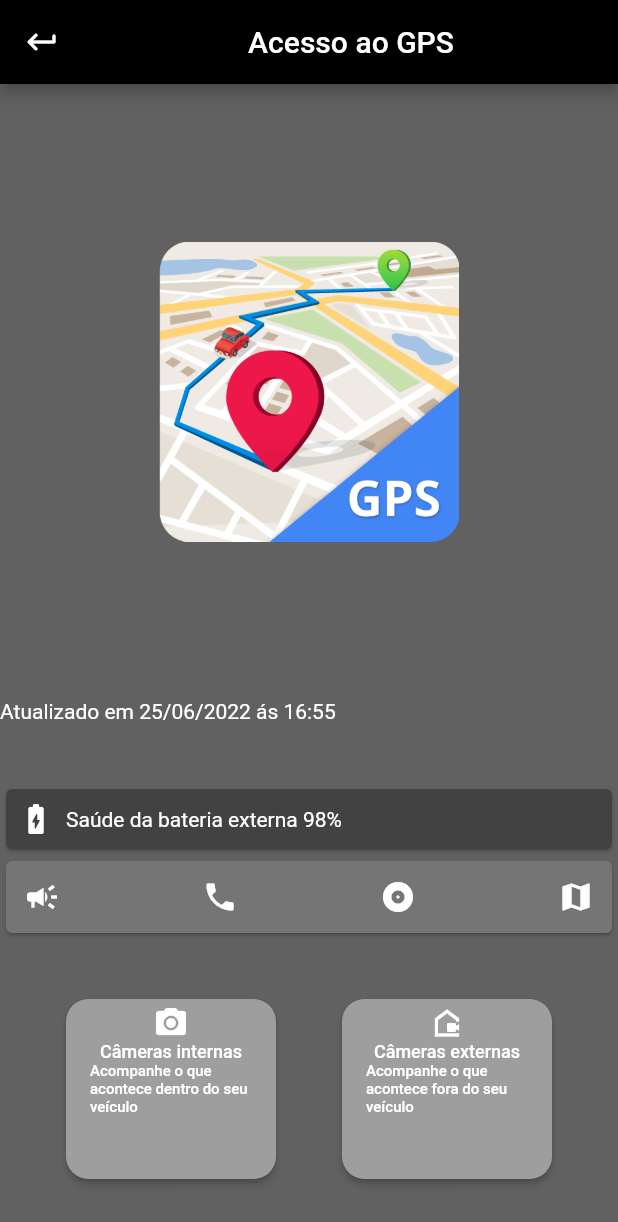
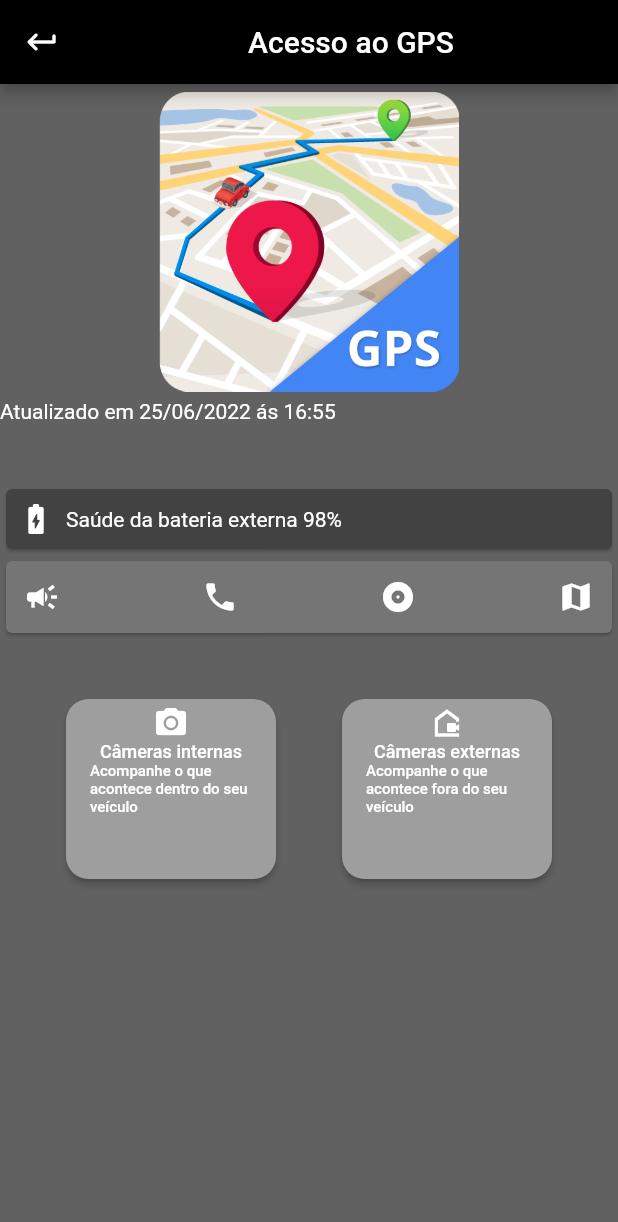
Before and after one commit to henrique97-hub/TCC-app-car-master, a Flutter app: the GpsAcesso screen opened directly, on a phone screen of 412 x 824 dp. Shown: the top 1222 px of the screen. Run offline on Flutter 3.47's test engine with Material 2 defaults, Android fonts, the phone set to English and light mode, and no system bars; our stand-ins replace local_auth; missing offline and left inert: mqtt_client.

Commit message:
Correção bug incorrect use of parentDataWidget

```diff
--- a/app_car/lib/ui/acesso_gps.dart
+++ b/app_car/lib/ui/acesso_gps.dart
@@ -40,7 +40,7 @@ class _GpsAcessoState extends State<GpsAcesso> {
           Container(
             margin: const EdgeInsets.only(top: 5),
             child: SizedBox(
-              height: 400,
+              height: 200,
               width: 200,
               child: Image.asset('assets/images/gps.png'),
             ),
@@ -56,7 +56,9 @@ class _GpsAcessoState extends State<GpsAcesso> {
           SizedBox(height: 40),
           Card(
             color: Colors.grey[800],
-            child: Expanded(
+            child: Row(
+              children:[
+                Expanded(
                 child: Row(
                   // ignore: prefer_const_literals_to_create_immutables
                   children: [
@@ -71,6 +73,8 @@ class _GpsAcessoState extends State<GpsAcesso> {
                         style: TextStyle(color: Colors.white)),
                   ],
                 ),
+              ),
+              ],
             ),
           ),
           Card(
--- a/app_car/lib/ui/camera_externa.dart
+++ b/app_car/lib/ui/camera_externa.dart
@@ -66,7 +66,9 @@ class _ExternalCamerasState extends State<ExternalCameras> {
           SizedBox(height: 60),
           Card(
             color: Colors.grey[800],
-            child: Expanded(
+            child: Row(
+              children:[
+                Expanded(
                 child: Row(
                   // ignore: prefer_const_literals_to_create_immutables
                   children: [
@@ -81,6 +83,8 @@ class _ExternalCamerasState extends State<ExternalCameras> {
                         style: TextStyle(color: Colors.white)),
                   ],
                 ),
+              ),
+              ],
             ),
           ),
           Card(
--- a/app_car/lib/ui/camera_interna.dart
+++ b/app_car/lib/ui/camera_interna.dart
@@ -60,7 +60,9 @@ class _InternalCamerasState extends State<InternalCameras> {
           SizedBox(height: 40),
           Card(
             color: Colors.grey[800],
-            child: Expanded(
+            child: Row(
+              children:[
+                Expanded(
                 child: Row(
                   // ignore: prefer_const_literals_to_create_immutables
                   children: [
@@ -75,6 +77,8 @@ class _InternalCamerasState extends State<InternalCameras> {
                         style: TextStyle(color: Colors.white)),
                   ],
                 ),
+              ),
+              ],
             ),
           ),
           Card(
```
Also changed, not shown: app_car/lib/ui/pagina_configuracoes.dart (+6 -1 lines). Lines whose indentation alone changed are shown as unchanged.
